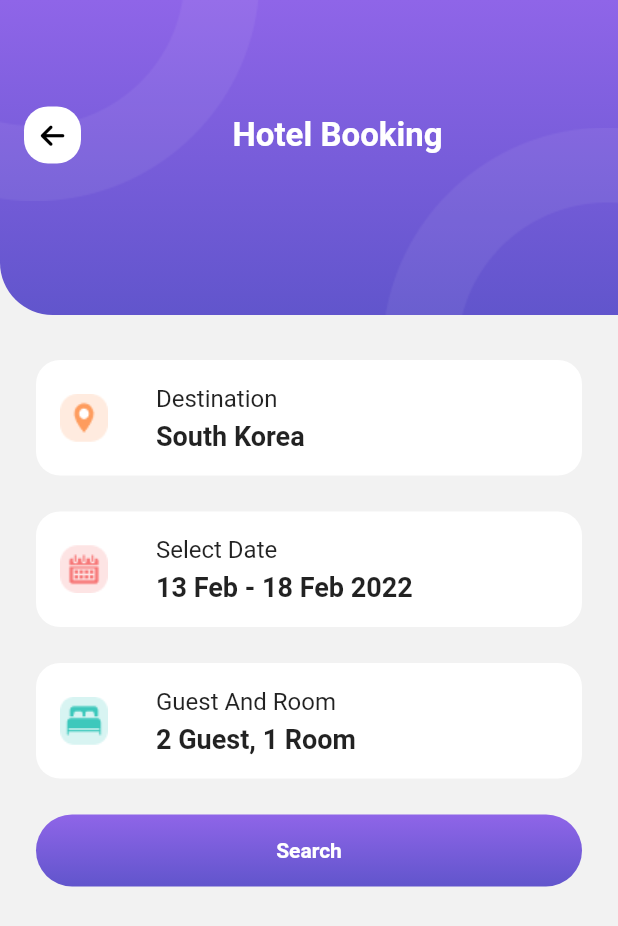
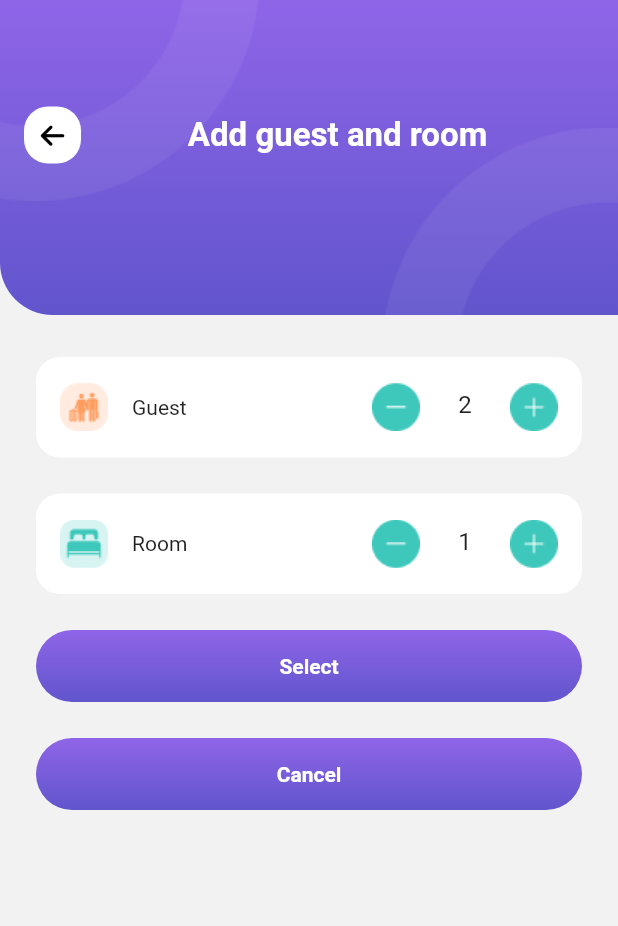
Before and after one commit to QuangPV10/Travel_Flutter, a Flutter app: the HotelBookingScreen screen opened directly, after a tap on "Guest And Room", on a phone screen of 412 x 824 dp. Shown: the top 926 px of the screen. Run offline on Flutter 3.47's test engine with Material 2 defaults, Android fonts, the light colour scheme and no system bars; our stand-ins replace font_awesome_flutter, hive_flutter, salomon_bottom_bar, smooth_page_indicator, syncfusion_flutter_datepicker; accounts and stored records are empty.

Commit message:
guest and room screen

```diff
--- /dev/null
+++ b/lib/src/screens/guest_room_screen.dart
@@ -0,0 +1,40 @@
+import 'package:flutter/material.dart';
+import 'package:travel_ui_200lab/src/constant/asset_constant.dart';
+import 'package:travel_ui_200lab/src/constant/dimension_constant.dart';
+import 'package:travel_ui_200lab/widgets/app_bar_container.dart';
+import 'package:travel_ui_200lab/widgets/button_widget.dart';
+import 'package:travel_ui_200lab/widgets/item_add_guest_and_room.dart';
+
+class GuestAndRoomScreen extends StatefulWidget {
+  const GuestAndRoomScreen({Key? key}) : super(key: key);
+
+  @override
+  State<GuestAndRoomScreen> createState() => _GuestAndRoomScreenState();
+}
+
+class _GuestAndRoomScreenState extends State<GuestAndRoomScreen> {
+  @override
+  Widget build(BuildContext context) {
+    return Scaffold(
+      body: AppBarContainer(
+        impLeading: true,
+        impTrailing: false,
+        titleString: 'Add guest and room',
+        child: Column(
+          children: [
+            const SizedBox(height: kMediumPadding * 2),
+            const ItemAddGuestAndRoom(
+                icon: iconGuest, initData: 2, title: 'Guest'),
+            const ItemAddGuestAndRoom(
+                icon: iconBed, initData: 1, title: 'Room'),
+            ButtonWidget(
+                text: 'Select', onTap: () => Navigator.of(context).pop()),
+            const SizedBox(height: kMediumPadding),
+            ButtonWidget(
+                text: 'Cancel', onTap: () => Navigator.of(context).pop())
+          ],
+        ),
+      ),
+    );
+  }
+}
--- a/lib/src/screens/hotel_booking_screen.dart
+++ b/lib/src/screens/hotel_booking_screen.dart
@@ -2,6 +2,7 @@
 import 'package:travel_ui_200lab/src/constant/asset_constant.dart';
 import 'package:travel_ui_200lab/src/constant/dimension_constant.dart';
 import 'package:travel_ui_200lab/src/helpers/image_helper.dart';
+import 'package:travel_ui_200lab/src/screens/guest_room_screen.dart';
 import 'package:travel_ui_200lab/src/screens/select_date_screen.dart';
 import 'package:travel_ui_200lab/widgets/app_bar_container.dart';
 import 'package:travel_ui_200lab/widgets/button_widget.dart';
@@ -59,7 +60,10 @@
                 ),
                 const SizedBox(height: kMediumPadding),
                 CardItem(
-                    onTap: () {},
+                    onTap: () {
+                      Navigator.of(context).push(MaterialPageRoute(
+                          builder: (context) => const GuestAndRoomScreen()));
+                    },
                     icon: ImageHelper.loadFormAsset(iconBed),
                     description: '2 Guest, 1 Room',
                     title: 'Guest And Room'),
--- /dev/null
+++ b/lib/widgets/item_add_guest_and_room.dart
@@ -0,0 +1,104 @@
+import 'package:flutter/material.dart';
+import 'package:travel_ui_200lab/src/constant/asset_constant.dart';
+import 'package:travel_ui_200lab/src/constant/dimension_constant.dart';
+import 'package:travel_ui_200lab/src/helpers/image_helper.dart';
+
+class ItemAddGuestAndRoom extends StatefulWidget {
+  final String title;
+  final String icon;
+  final int initData;
+  const ItemAddGuestAndRoom(
+      {required this.icon,
+      required this.initData,
+      required this.title,
+      Key? key})
+      : super(key: key);
+
+  @override
+  State<ItemAddGuestAndRoom> createState() => _ItemAddGuestAndRoomState();
+}
+
+class _ItemAddGuestAndRoomState extends State<ItemAddGuestAndRoom> {
+  late TextEditingController textEditingController = TextEditingController();
+  final FocusNode focusNode = FocusNode();
+  late int number;
+
+  @override
+  void initState() {
+    super.initState();
+    number = widget.initData;
+    textEditingController =
+        TextEditingController(text: widget.initData.toString())
+          ..addListener(() {
+            number = int.parse(textEditingController.text);
+          });
+  }
+
+  @override
+  Widget build(BuildContext context) {
+    return Container(
+      padding: const EdgeInsets.all(kDefaultPadding),
+      margin: const EdgeInsets.only(bottom: kMediumPadding),
+      decoration: BoxDecoration(
+        color: Colors.white,
+        borderRadius: BorderRadius.circular(kDefaultPadding),
+      ),
+      child: Row(
+        children: [
+          ImageHelper.loadFormAsset(widget.icon),
+          const SizedBox(width: kDefaultPadding),
+          Text(widget.title),
+          const Spacer(),
+          GestureDetector(
+            onTap: () {
+              if (number > 1) {
+                setState(() {
+                  number--;
+                });
+                textEditingController.text = number.toString();
+                if (focusNode.hasFocus) focusNode.unfocus();
+              }
+            },
+            child: ImageHelper.loadFormAsset(iconDecre),
+          ),
+          Container(
+            height: 35,
+            width: 60,
+            padding: const EdgeInsets.only(left: 3),
+            alignment: Alignment.center,
+            child: TextField(
+              controller: textEditingController,
+              textAlign: TextAlign.center,
+              focusNode: focusNode,
+              enabled: true,
+              autocorrect: false,
+              minLines: 1,
+              maxLines: 1,
+              keyboardType: TextInputType.number,
+              decoration: const InputDecoration(
+                border: InputBorder.none,
+                focusedBorder: InputBorder.none,
+                enabledBorder: InputBorder.none,
+                contentPadding: EdgeInsets.only(
+                  bottom: 18,
+                ),
+              ),
+              onChanged: (value) {},
+              onSubmitted: (String submitValue) {},
+            ),
+          ),
+          GestureDetector(
+            onTap: () {
+              setState(() {
+                number++;
+              });
+              textEditingController.text = number.toString();
+              if (focusNode.hasFocus) focusNode.unfocus();
+            },
+            child: ImageHelper.loadFormAsset(iconIncre),
+          ),
+        ],
+      ),
+    );
+  }
+}
```
